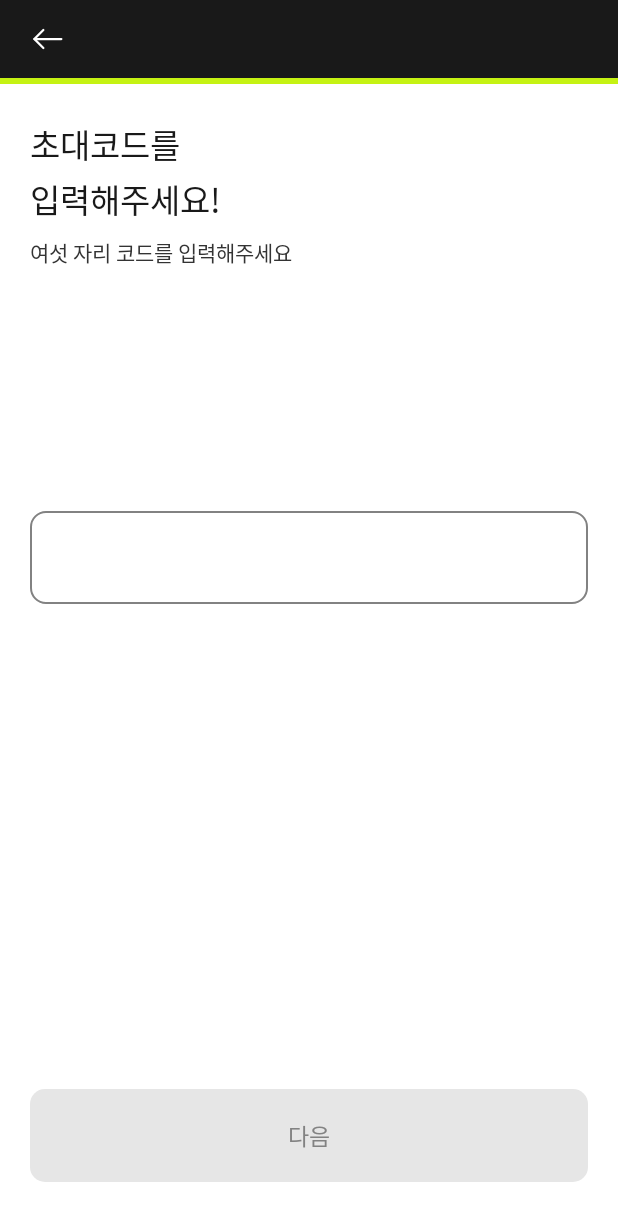
After one commit to TEAM-PLAYTOGETHER/PlayTogether_Android, an Android app: the JoinOnBoardingActivity screen opened directly, with no data from a screen before it, on a phone screen of 412 x 824 dp. The commit adds this screen. Shown: the top 1221 px of the screen. Run offline under Robolectric (Android 15) with nearby library versions, the phone set to English and light mode, and no system bars; our stand-ins replace data binding.

Commit message:
[FEAT] #47 - onboarding join view end

```diff
--- a/app/src/main/AndroidManifest.xml
+++ b/app/src/main/AndroidManifest.xml
@@ -13,6 +13,9 @@
         android:supportsRtl="true"
         android:theme="@style/Theme.PlayTogether_android"
         android:usesCleartextTraffic="true">
+        <activity
+            android:name=".presentation.ui.onboarding.JoinOnBoardingActivity"
+            android:exported="true" />
         <activity
             android:name=".presentation.ui.onboarding.SecondOnboardingActivity"
             android:exported="true" />
@@ -43,16 +46,15 @@
         <activity
             android:name=".presentation.ui.sign.SignInActivity"
             android:exported="true" />
-
         <activity
             android:name=".presentation.ui.createThunder.CreateThunderActivity"
             android:exported="true" />
-
         <activity
             android:name=".presentation.ui.main.MainActivity"
             android:exported="true">
             <intent-filter>
                 <action android:name="android.intent.action.MAIN" />
+
                 <category android:name="android.intent.category.LAUNCHER" />
             </intent-filter>
         </activity>
--- /dev/null
+++ b/app/src/main/java/com/playtogether_android/app/presentation/ui/onboarding/JoinOnBoardingActivity.kt
@@ -0,0 +1,12 @@
+package com.playtogether_android.app.presentation.ui.onboarding
+
+import androidx.appcompat.app.AppCompatActivity
+import android.os.Bundle
+import com.playtogether_android.app.R
+
+class JoinOnBoardingActivity : AppCompatActivity() {
+    override fun onCreate(savedInstanceState: Bundle?) {
+        super.onCreate(savedInstanceState)
+        setContentView(R.layout.activity_join_on_boarding)
+    }
+}
--- /dev/null
+++ b/app/src/main/res/layout/activity_join_on_boarding.xml
@@ -0,0 +1,140 @@
+<?xml version="1.0" encoding="utf-8"?>
+<layout xmlns:android="http://schemas.android.com/apk/res/android"
+    xmlns:app="http://schemas.android.com/apk/res-auto"
+    xmlns:tools="http://schemas.android.com/tools">
+
+    <data>
+
+    </data>
+
+    <androidx.constraintlayout.widget.ConstraintLayout
+        android:id="@+id/cl_join_onboarding"
+        android:layout_width="match_parent"
+        android:layout_height="match_parent"
+        tools:context=".presentation.ui.onboarding.SecondOnboardingActivity">
+
+        <androidx.constraintlayout.widget.ConstraintLayout
+            android:id="@+id/cl_join_onboarding_top"
+            android:layout_width="match_parent"
+            android:layout_height="wrap_content"
+            android:background="@color/gray_black"
+            app:layout_constraintTop_toTopOf="parent">
+
+            <ImageView
+                android:id="@+id/iv_join_onboarding_back"
+                android:layout_width="wrap_content"
+                android:layout_height="wrap_content"
+                android:layout_marginStart="10dp"
+                android:layout_marginTop="4dp"
+                android:layout_marginBottom="4dp"
+                android:padding="10dp"
+                app:layout_constraintBottom_toBottomOf="parent"
+                app:layout_constraintStart_toStartOf="parent"
+                app:layout_constraintTop_toTopOf="parent"
+                app:srcCompat="@drawable/ic_icn_back" />
+
+        </androidx.constraintlayout.widget.ConstraintLayout>
+
+
+        <View
+            android:id="@+id/view_join_onboarding_progressbar_green"
+            android:layout_width="match_parent"
+            android:layout_height="4dp"
+            android:background="@drawable/rectangle_fill_green_radius_0"
+            app:layout_constraintEnd_toEndOf="parent"
+            app:layout_constraintHorizontal_weight="6"
+            app:layout_constraintStart_toStartOf="parent"
+            app:layout_constraintTop_toBottomOf="@+id/cl_join_onboarding_top" />
+
+
+        <TextView
+            android:id="@+id/tv_join_onboarding_name"
+            android:layout_width="wrap_content"
+            android:layout_height="wrap_content"
+            android:layout_marginStart="20dp"
+            android:layout_marginTop="24dp"
+            android:fontFamily="@font/pretendard_regular"
+            android:lineSpacingExtra="4dp"
+            android:text="@string/onboarding_join_input_code"
+            android:textColor="@color/gray_black"
+            android:textSize="22sp"
+            app:layout_constraintStart_toStartOf="parent"
+            app:layout_constraintTop_toBottomOf="@+id/view_join_onboarding_progressbar_green" />
+
+
+        <TextView
+            android:id="@+id/tv_join_onboarding_request_code"
+            android:layout_width="wrap_content"
+            android:layout_height="wrap_content"
+            android:fontFamily="@font/pretendard_regular"
+            android:lineSpacingExtra="4dp"
+            android:text="@string/onboarding_join_input_six"
+            android:layout_marginTop="8dp"
+            android:textColor="@color/gray_black02"
+            android:textSize="14sp"
+            app:layout_constraintStart_toStartOf="@+id/tv_join_onboarding_name"
+            app:layout_constraintTop_toBottomOf="@+id/tv_join_onboarding_name" />
+
+        <EditText
+            android:id="@+id/et_join_onboarding"
+            android:layout_width="0dp"
+            android:layout_height="wrap_content"
+            android:layout_marginStart="20dp"
+            android:layout_marginEnd="20dp"
+            android:layout_marginTop="162dp"
+            android:textSize="16dp"
+            android:fontFamily="@font/pretendard_medium"
+            android:textColor="@color/gray_black"
+            android:paddingTop="20dp"
+            android:paddingBottom="20dp"
+            android:textAlignment="center"
+            android:background="@drawable/selector_rectangle_border_gray03_to_black02"
+            app:layout_constraintEnd_toEndOf="parent"
+            app:layout_constraintStart_toStartOf="parent"
+            app:layout_constraintTop_toBottomOf="@+id/tv_join_onboarding_request_code"
+            tools:text="FIGMAA"/>
+
+
+        <TextView
+            android:id="@+id/tv_join_onboarding_next"
+            android:layout_width="0dp"
+            android:layout_height="wrap_content"
+            android:layout_marginBottom="36dp"
+            android:background="@drawable/rectangle_fill_gray03_10dp"
+            android:fontFamily="@font/pretendard_bold"
+            android:paddingTop="19dp"
+            android:paddingBottom="19dp"
+            android:text="@string/text_next"
+            android:textAlignment="center"
+            android:textColor="@color/gray_gray01"
+            android:textSize="15sp"
+            android:layout_marginStart="20dp"
+            android:layout_marginEnd="20dp"
+            android:visibility="visible"
+            app:layout_constraintBottom_toBottomOf="parent"
+            app:layout_constraintEnd_toEndOf="parent"
+            app:layout_constraintStart_toStartOf="parent" />
+
+        <TextView
+            android:id="@+id/tv_join_onboarding_enter"
+            android:layout_width="0dp"
+            android:layout_height="wrap_content"
+            android:layout_marginBottom="36dp"
+            android:background="@drawable/rectangle_fill_green_border_black_radius_10"
+            android:fontFamily="@font/pretendard_bold"
+            android:paddingTop="19dp"
+            android:paddingBottom="19dp"
+            android:text="@string/onboarding_enter"
+            android:textAlignment="center"
+            android:textColor="@color/gray_black"
+            android:textSize="15sp"
+            android:layout_marginStart="20dp"
+            android:layout_marginEnd="20dp"
+            android:visibility="invisible"
+            app:layout_constraintBottom_toBottomOf="parent"
+            app:layout_constraintEnd_toEndOf="parent"
+            app:layout_constraintStart_toStartOf="parent" />
+
+
+    </androidx.constraintlayout.widget.ConstraintLayout>
+</layout>
--- a/app/src/main/res/values/strings.xml
+++ b/app/src/main/res/values/strings.xml
@@ -121,7 +121,10 @@
     <string name="text_open">개설</string>
     <string name="text_join">참여</string>
     <string name="onboarding_open_message">번개를 열 동아리나 단체를 개설해요!</string>
-    <string name="onboarding_join_message">개설된 동아리나 다네에 참여해요!</string>
+    <string name="onboarding_join_message">개설된 동아리나 단체에 참여해요!</string>
+    <string name="onboarding_join_input_code">초대코드를\n입력해주세요!</string>
+    <string name="onboarding_join_input_six">여섯 자리 코드를 입력해주세요</string>
+    <string name="onboarding_enter">입장하기</string>
 
     <!-- message -->
     <string name="messageBox">쪽지함</string>
```
